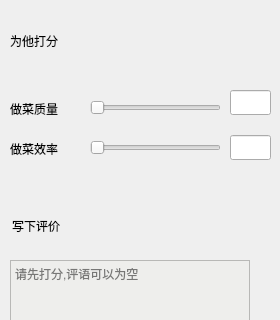
Qt form usrui/servercomment.ui (himarsmty/c-homework) before a commit; both pictures show x 0 to 280 and y 0 to 320 of the 280 by 500 pixel window.
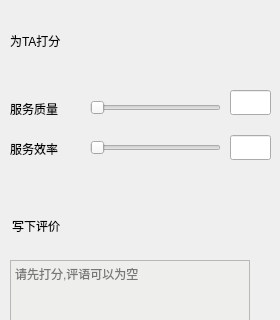
The same form after that commit. Icons and pictures are not drawn.

Patch:
```diff
--- a/usrui/servercomment.ui
+++ b/usrui/servercomment.ui
@@ -71,7 +71,7 @@
     </rect>
    </property>
    <property name="text">
-    <string>做菜质量</string>
+    <string>服务质量</string>
    </property>
   </widget>
   <widget class="QLabel" name="label_4">
@@ -84,7 +84,7 @@
     </rect>
    </property>
    <property name="text">
-    <string>做菜效率</string>
+    <string>服务效率</string>
    </property>
   </widget>
   <widget class="QSlider" name="horizontalSlider">
@@ -143,7 +143,7 @@
     </rect>
    </property>
    <property name="text">
-    <string>为他打分</string>
+    <string>为TA打分</string>
    </property>
   </widget>
  </widget>
```
